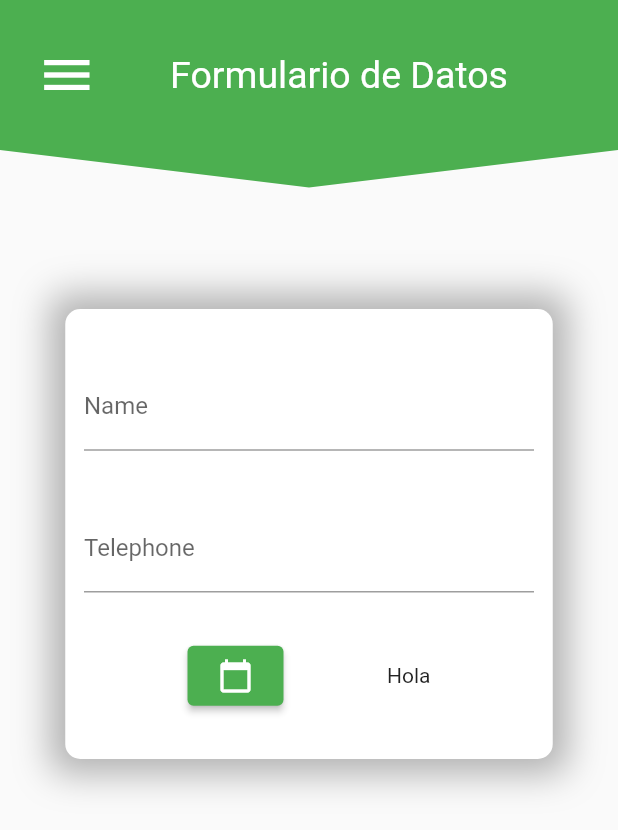
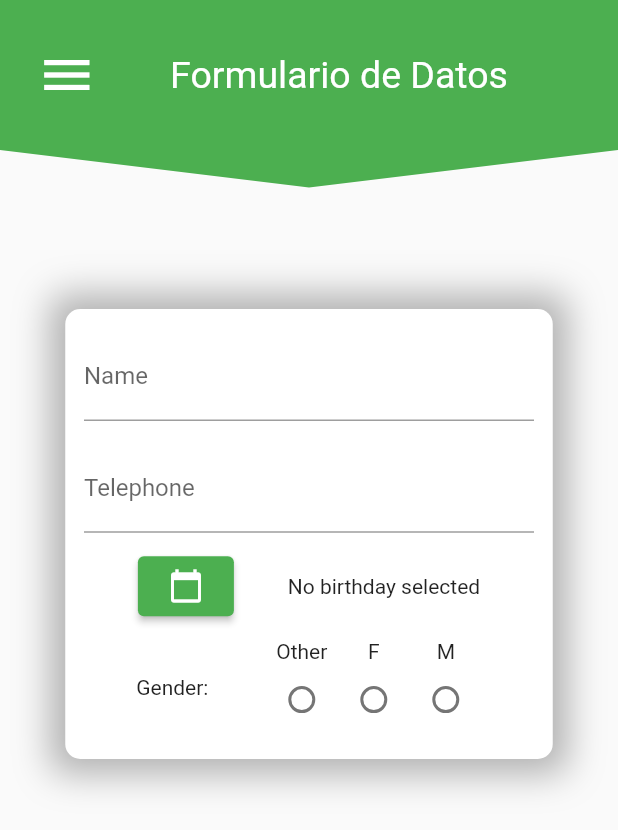
Before and after one commit to Jordieee/Practica5IPC_2022_StatefulLogin, a Flutter app: the screen it shows after launch, on a phone screen of 412 x 824 dp. Shown: the top 830 px of the screen. Run offline on Flutter 3.47's test engine with Material 2 defaults, Android fonts, the phone set to English and light mode, and no system bars.

```diff
--- a/lib/form_page.dart
+++ b/lib/form_page.dart
@@ -1,6 +1,5 @@
 import 'package:flutter/material.dart';
 import 'package:intl/intl.dart';
-
 import 'dart:core';
 
 class FormPage extends StatefulWidget {
@@ -13,7 +12,8 @@ class FormPage extends StatefulWidget {
 class _FormPageState extends State<FormPage> {
   late TextEditingController _controller;
   DateTime? _day;
-  String? day = "Hola";
+  String? day = "No birthday selected";
+  String? gender = "No gender selected";
 
   @override
   void initState() {
@@ -37,7 +37,17 @@ class _FormPageState extends State<FormPage> {
           const Spacer(
             flex: 1,
           ),
-          Container(
+          _Body(context),
+          const Spacer(
+            flex: 3,
+          ),
+        ]),
+      ),
+    );
+  }
+
+  Container _Body(BuildContext context) {
+    return Container(
           width: 325,
           height: 300,
           decoration: BoxDecoration(
@@ -86,39 +96,82 @@ class _FormPageState extends State<FormPage> {
                           ),
                           onPressed: () {
                             showDatePicker(
-
                                     context: context,
                                     initialDate: DateTime.now(),
                                     firstDate: DateTime(1900),
-                                  lastDate: DateTime(2099)
-                              ).then((pickedValue){
-                                if(pickedValue != null){
-                                  debugPrint("Ok => ${pickedValue.weekday}");
+                                    lastDate: DateTime(2099))
+                                .then((pickedValue) {
+                              if (pickedValue != null) {
                                 _day = pickedValue;
-                                  DateFormat dateFormat = DateFormat("dd MMMM yyyy");
+                                DateFormat dateFormat =
+                                    DateFormat("dd MMMM yyyy");
                                 day = dateFormat.format(_day!);
                                 setState(() {});
-                                }
-                                else{
+                              } else {
                                 debugPrint("Cancelled :(");
                               }
                             });
-                            }
+                          }),
+                    ),
+                    Text(
+                      day!,
+                    )
+                  ],
                 ),
               ),
-                      Text(day!,
-
+              SizedBox(
+                width: 300,
+                child: Row(
+                  mainAxisAlignment: MainAxisAlignment.spaceEvenly,
+                  children: [
+                    const Text("Gender: "),
+                    Row(
+                      children: [
+                        Column(
+                          children: [
+                            const Text("Other"),
+                            Radio(
+                                value: "Other",
+                                groupValue: gender,
+                                onChanged: (String? newGender) {
+                                  setState(() {
+                                    gender = newGender;
+                                  });
+                                }),
+                          ],
+                        ),
+                        Column(
+                          children: [
+                            const Text("F"),
+                            Radio(
+                                value: "F",
+                                groupValue: gender,
+                                onChanged: (String? newGender) {
+                                  setState(() {
+                                    gender = newGender;
+                                  });
+                                }),
+                          ],
+                        ),
+                        Column(
+                          children: [
+                            const Text("M"),
+                            Radio(
+                                value: "M",
+                                groupValue: gender,
+                                onChanged: (String? newGender) {
+                                  setState(() {
+                                    gender = newGender;
+                                  });
+                                }),
+                          ],
+                        )
+                      ],
                     )
                   ],
                 ),
               )
             ],
-            ),
-          ),
-          const Spacer(
-            flex: 3,
-          ),
-        ]),
           ),
         );
   }
```
Lines whose indentation alone changed are shown as unchanged.
